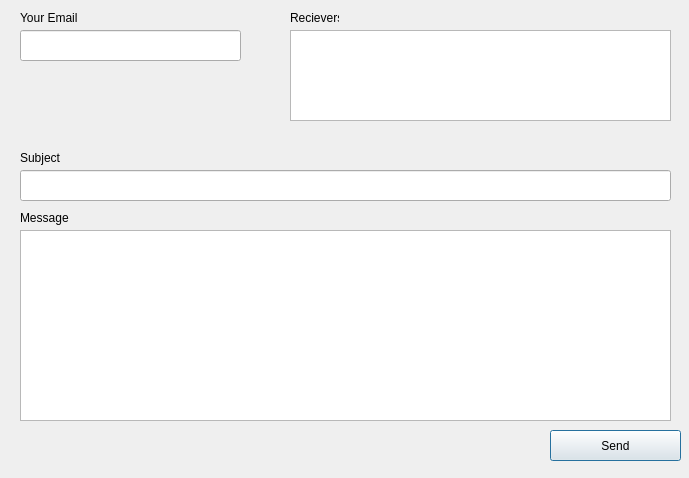
Above: TeamFinder/send_mail.ui from TeamUp-Bummers/TeamFinder before the change. Below: the same form after it.
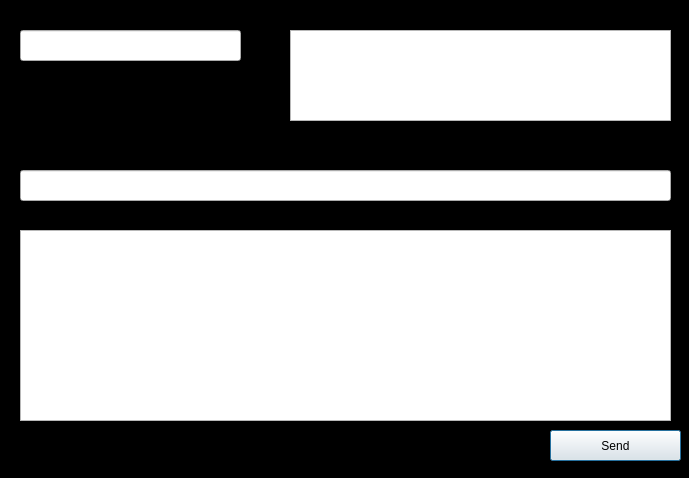
That is the form after the change.

What changed in the file:
```diff
--- a/TeamFinder/send_mail.ui
+++ b/TeamFinder/send_mail.ui
@@ -13,6 +13,11 @@
   <property name="windowTitle">
    <string>Dialog</string>
   </property>
+  <property name="styleSheet">
+   <string notr="true">QDialog{
+background-color:grey-blue;
+}</string>
+  </property>
   <widget class="QPushButton" name="sendInvite">
    <property name="geometry">
     <rect>
@@ -36,19 +41,6 @@
     </rect>
    </property>
   </widget>
-  <widget class="QLabel" name="label">
-   <property name="geometry">
-    <rect>
-     <x>20</x>
-     <y>10</y>
-     <width>81</width>
-     <height>16</height>
-    </rect>
-   </property>
-   <property name="text">
-    <string>Your Email</string>
-   </property>
-  </widget>
   <widget class="QTextEdit" name="message">
    <property name="geometry">
     <rect>
@@ -68,6 +60,11 @@
      <height>16</height>
     </rect>
    </property>
+   <property name="font">
+    <font>
+     <bold>true</bold>
+    </font>
+   </property>
    <property name="text">
     <string>Message</string>
    </property>
@@ -91,6 +88,11 @@
      <height>16</height>
     </rect>
    </property>
+   <property name="font">
+    <font>
+     <bold>true</bold>
+    </font>
+   </property>
    <property name="text">
     <string>Recievers</string>
    </property>
@@ -114,10 +116,33 @@
      <height>16</height>
     </rect>
    </property>
+   <property name="font">
+    <font>
+     <bold>true</bold>
+    </font>
+   </property>
    <property name="text">
     <string>Subject</string>
    </property>
   </widget>
+  <widget class="QLabel" name="label_6">
+   <property name="geometry">
+    <rect>
+     <x>20</x>
+     <y>10</y>
+     <width>49</width>
+     <height>16</height>
+    </rect>
+   </property>
+   <property name="font">
+    <font>
+     <bold>true</bold>
+    </font>
+   </property>
+   <property name="text">
+    <string>Email</string>
+   </property>
+  </widget>
  </widget>
  <resources/>
  <connections/>
```
